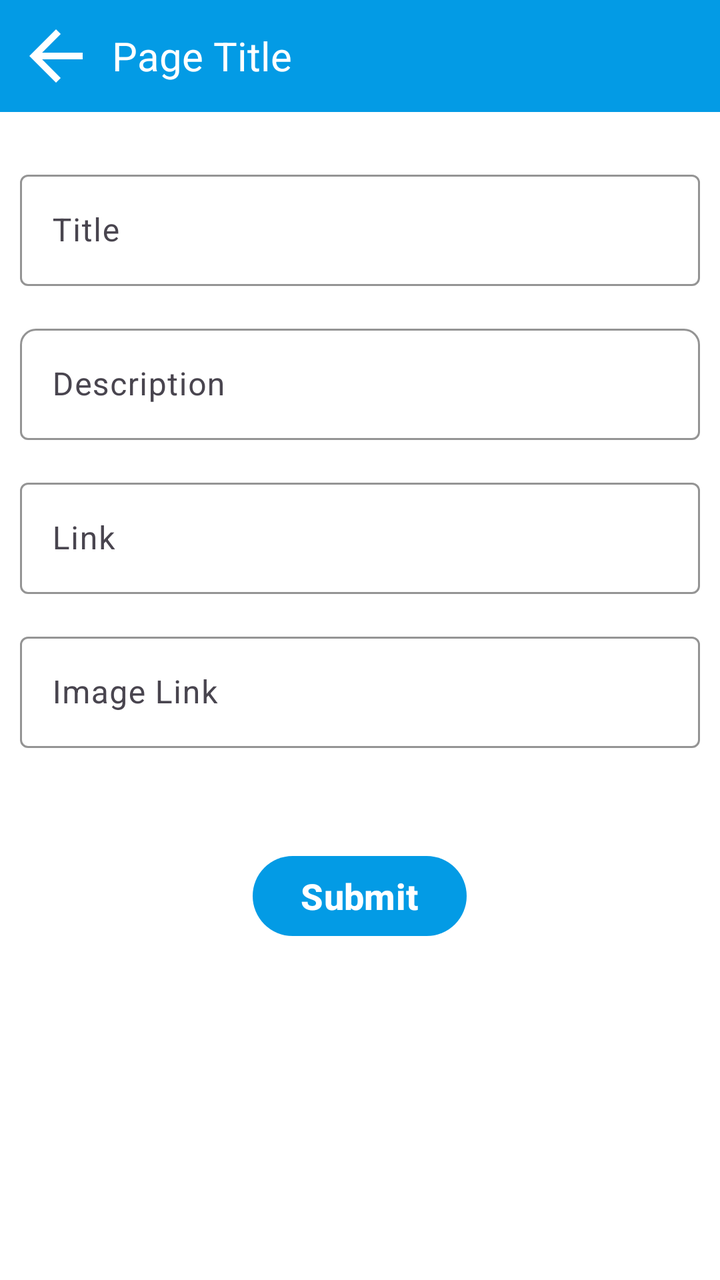
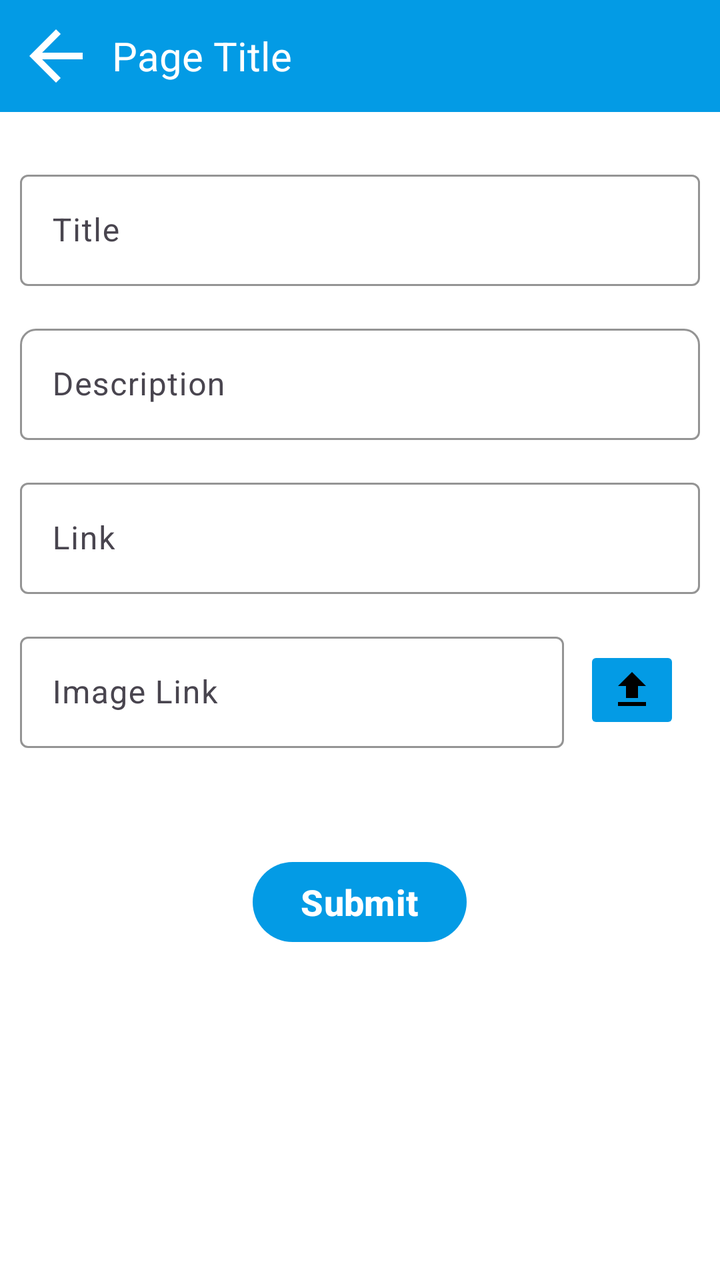

Screens rendered from an Android XML layout before and after an edit, with the pre-edit source and the edit as a unified diff.
<!-- AndroidManifest.xml: application theme Theme.CollegeApp -->
<!-- res/layout/activity_spread_sheet.xml -->
<?xml version="1.0" encoding="utf-8"?>
<LinearLayout xmlns:android="http://schemas.android.com/apk/res/android"
    android:layout_width="match_parent"
    android:layout_height="wrap_content"
    xmlns:app="http://schemas.android.com/apk/res-auto"
    android:orientation="vertical">

    <include
        android:id="@+id/action_bar"
        android:layout_width="match_parent"
        android:layout_height="wrap_content"
        layout="@layout/custom_action_bar"/>

    <LinearLayout
        android:layout_margin="10dp"
        android:orientation="vertical"
        android:layout_width="match_parent"
        android:layout_height="match_parent">

        <com.google.android.material.textfield.TextInputLayout
            android:id="@+id/title_input_layout"
            android:layout_width="match_parent"
            android:layout_height="wrap_content"
            app:hintAnimationEnabled="true"
            app:boxBackgroundMode="outline"
            android:layout_marginTop="16dp"
            app:boxStrokeColor="@color/colorPrimary"
            app:boxStrokeWidthFocused="2dp"
            app:hintTextColor="@color/colorPrimary">

            <com.google.android.material.textfield.TextInputEditText
                android:id="@+id/title_input"
                android:layout_width="match_parent"
                android:layout_height="wrap_content"
                android:hint="Title"
                android:maxLines="1"
                android:inputType="textCapSentences" />
        </com.google.android.material.textfield.TextInputLayout>

        
        <com.google.android.material.textfield.TextInputLayout
            android:id="@+id/description_input_layout"
            android:layout_width="match_parent"
            android:layout_height="wrap_content"
            app:hintAnimationEnabled="true"
            app:boxBackgroundMode="outline"
            android:layout_marginTop="16dp"
            app:boxStrokeColor="@color/colorPrimary"
            app:boxStrokeWidthFocused="2dp"
            app:hintTextColor="@color/colorPrimary"
            app:boxCornerRadiusTopStart="8dp"
            app:boxCornerRadiusTopEnd="8dp">

            <com.google.android.material.textfield.TextInputEditText
                android:id="@+id/description_input"
                android:layout_width="match_parent"
                android:layout_height="wrap_content"
                android:hint="Description"
                android:maxLines="5"
                android:inputType="textMultiLine" />
        </com.google.android.material.textfield.TextInputLayout>

        
        <com.google.android.material.textfield.TextInputLayout
            android:id="@+id/link_input_layout"
            android:layout_width="match_parent"
            android:layout_height="wrap_content"
            app:hintAnimationEnabled="true"
            app:boxBackgroundMode="outline"
            android:layout_marginTop="16dp"
            app:boxStrokeColor="@color/colorPrimary"
            app:boxStrokeWidthFocused="2dp"
            app:hintTextColor="@color/colorPrimary">

            <com.google.android.material.textfield.TextInputEditText
                android:id="@+id/link_input"
                android:layout_width="match_parent"
                android:layout_height="wrap_content"
                android:hint="Link"
                android:maxLines="1"
                android:inputType="textUri" />
        </com.google.android.material.textfield.TextInputLayout>

        
        <com.google.android.material.textfield.TextInputLayout
            android:id="@+id/imageLink_input_layout"
            android:layout_width="match_parent"
            android:layout_height="wrap_content"
            app:hintAnimationEnabled="true"
            app:boxBackgroundMode="outline"
            android:layout_marginTop="16dp"
            app:boxStrokeColor="@color/colorPrimary"
            app:boxStrokeWidthFocused="2dp"
            app:hintTextColor="@color/colorPrimary">

            <com.google.android.material.textfield.TextInputEditText
                android:id="@+id/imageLink_input"
                android:layout_width="match_parent"
                android:layout_height="wrap_content"
                android:hint="Image Link"
                android:maxLines="1"
                android:inputType="textUri" />
        </com.google.android.material.textfield.TextInputLayout>


        <com.google.android.material.button.MaterialButton
            android:id="@+id/submit"
            android:layout_width="wrap_content"
            android:layout_height="wrap_content"
            android:textColor="@color/white"
            android:textStyle="bold"
            android:textSize="18sp"
            android:layout_gravity="center"
            android:layout_marginTop="50dp"
            android:text="Submit"/>
    </LinearLayout>
</LinearLayout>
<!-- res/layout/custom_action_bar.xml (included above) -->
<?xml version="1.0" encoding="utf-8"?>
<LinearLayout
    xmlns:android="http://schemas.android.com/apk/res/android"
    android:layout_width="match_parent"
    android:layout_height="wrap_content"
    android:orientation="horizontal"
    android:background="@color/primary"
    android:gravity="center_vertical"
    android:padding="8dp">

    <ImageView
        android:id="@+id/back"
        android:layout_width="40dp"
        android:layout_height="40dp"
        android:src="@drawable/baseline_arrow_back_24"
        android:contentDescription="Back Button"
        android:layout_marginEnd="8dp" />

    <TextView
        android:id="@+id/title"
        android:layout_width="wrap_content"
        android:layout_height="wrap_content"
        android:text="Page Title"
        android:textSize="20sp"
        android:textColor="@android:color/white" />

</LinearLayout>
<!-- resources referenced by this layout -->
<resources>
  <color name="colorPrimary">#039BE5</color>
  <color name="primary">#039BE5</color>
  <color name="white">#FFFFFFFF</color>
  <!-- drawable baseline_arrow_back_24 (drawable) -->
  <vector xmlns:android="http://schemas.android.com/apk/res/android" android:autoMirrored="true" android:height="24dp" android:tint="#FFFFFF" android:viewportHeight="24" android:viewportWidth="24" android:width="24dp">
        
      <path android:fillColor="@android:color/white" android:pathData="M20,11H7.83l5.59,-5.59L12,4l-8,8 8,8 1.41,-1.41L7.83,13H20v-2z"/>
      
  </vector>
  <style name="Theme.CollegeApp" parent="Base.Theme.CollegeApp" />
  <style name="Base.Theme.CollegeApp" parent="Theme.Material3.DayNight.NoActionBar">
          
          
          <item name="android:statusBarColor">@color/primary</item>
  
  
          
          <item name="colorPrimary">@color/colorPrimary</item>
          <item name="colorPrimaryVariant">@color/colorPrimaryVariant</item>
          <item name="colorOnPrimary">@color/colorOnPrimary</item>
  
          
          <item name="colorSecondary">@color/colorSecondary</item>
          <item name="colorSecondaryVariant">@color/colorSecondaryVariant</item>
          <item name="colorOnSecondary">@color/colorOnSecondary</item>
  
          
          <item name="android:colorBackground">@color/white</item>
          <item name="android:textColor">@color/black</item>
      </style>
  <color name="colorPrimaryVariant">#1E88E5</color>
  <color name="colorOnPrimary">#FFFFFF</color>
  <color name="colorSecondary">#03DAC6</color>
  <color name="colorSecondaryVariant">#018786</color>
  <color name="colorOnSecondary">#000000</color>
  <color name="black">#FF000000</color>
</resources>

<!-- the commit's change to res/layout/activity_spread_sheet.xml (unified diff, before → after) -->
@@ -82,25 +82,46 @@
         </com.google.android.material.textfield.TextInputLayout>
 
         
-        <com.google.android.material.textfield.TextInputLayout
-            android:id="@+id/imageLink_input_layout"
+        <LinearLayout
+            android:layout_marginTop="16dp"
             android:layout_width="match_parent"
             android:layout_height="wrap_content"
-            app:hintAnimationEnabled="true"
-            app:boxBackgroundMode="outline"
-            android:layout_marginTop="16dp"
-            app:boxStrokeColor="@color/colorPrimary"
-            app:boxStrokeWidthFocused="2dp"
-            app:hintTextColor="@color/colorPrimary">
+            android:orientation="horizontal">
 
-            <com.google.android.material.textfield.TextInputEditText
-                android:id="@+id/imageLink_input"
-                android:layout_width="match_parent"
+            <com.google.android.material.textfield.TextInputLayout
+                android:id="@+id/imageLink_input_layout"
+                android:layout_width="0dp"
+                android:layout_weight="1"
                 android:layout_height="wrap_content"
-                android:hint="Image Link"
-                android:maxLines="1"
-                android:inputType="textUri" />
-        </com.google.android.material.textfield.TextInputLayout>
+                app:hintAnimationEnabled="true"
+                app:boxBackgroundMode="outline"
+                app:boxStrokeColor="@color/colorPrimary"
+                app:boxStrokeWidthFocused="2dp"
+                app:hintTextColor="@color/colorPrimary">
+
+                <com.google.android.material.textfield.TextInputEditText
+                    android:id="@+id/imageLink_input"
+                    android:layout_width="match_parent"
+                    android:layout_height="wrap_content"
+                    android:hint="Image Link"
+                    android:maxLines="1"
+                    android:inputType="textUri"
+                    android:editable="false"
+                    android:focusable="false"
+                    android:singleLine="true"
+                    android:focusableInTouchMode="false" />
+            </com.google.android.material.textfield.TextInputLayout>
+
+
+            <ImageButton
+                android:id="@+id/upload"
+                android:backgroundTint="@color/primary"
+                android:layout_width="wrap_content"
+                android:layout_height="wrap_content"
+                android:src="@drawable/baseline_file_upload_24"
+                android:layout_margin="10dp" />
+
+        </LinearLayout>
 
 
         <com.google.android.material.button.MaterialButton
<!-- resource entries referenced after the edit -->
@@ -7,6 +7,12 @@
   <vector xmlns:android="http://schemas.android.com/apk/res/android" android:autoMirrored="true" android:height="24dp" android:tint="#FFFFFF" android:viewportHeight="24" android:viewportWidth="24" android:width="24dp">
         
       <path android:fillColor="@android:color/white" android:pathData="M20,11H7.83l5.59,-5.59L12,4l-8,8 8,8 1.41,-1.41L7.83,13H20v-2z"/>
+      
+  </vector>
+  <!-- drawable baseline_file_upload_24 (drawable) -->
+  <vector xmlns:android="http://schemas.android.com/apk/res/android" android:height="24dp" android:tint="#000000" android:viewportHeight="24" android:viewportWidth="24" android:width="24dp">
+        
+      <path android:fillColor="@android:color/white" android:pathData="M9,16h6v-6h4l-7,-7 -7,7h4zM5,18h14v2L5,20z"/>
       
   </vector>
   <style name="Theme.CollegeApp" parent="Base.Theme.CollegeApp" />
